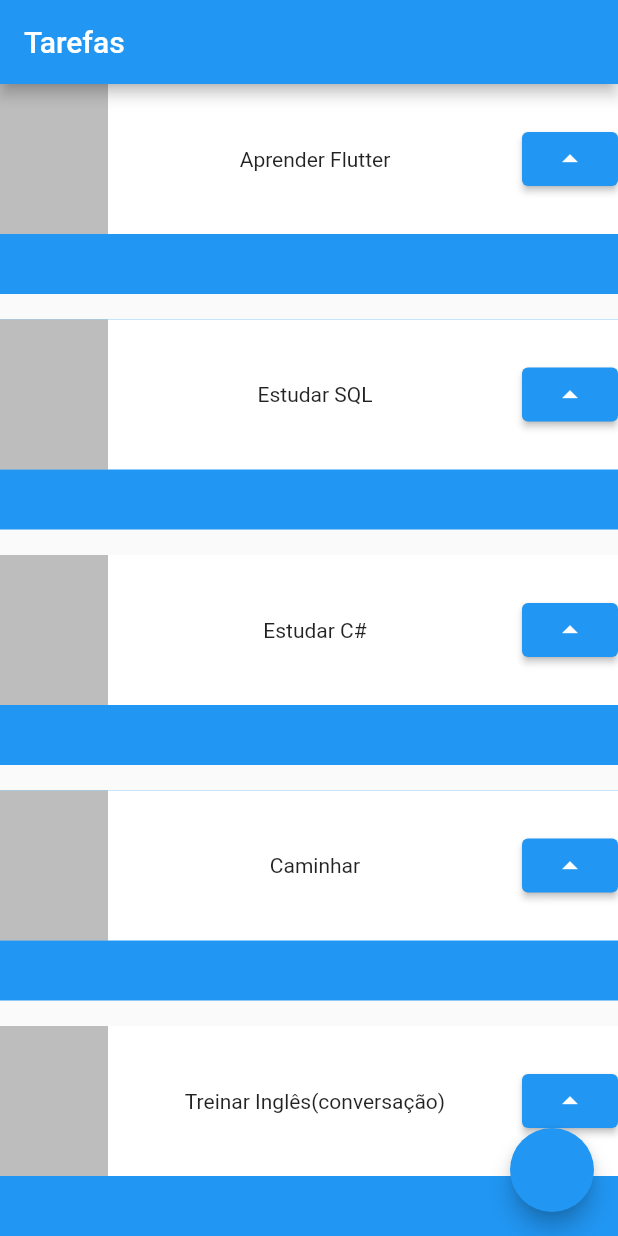
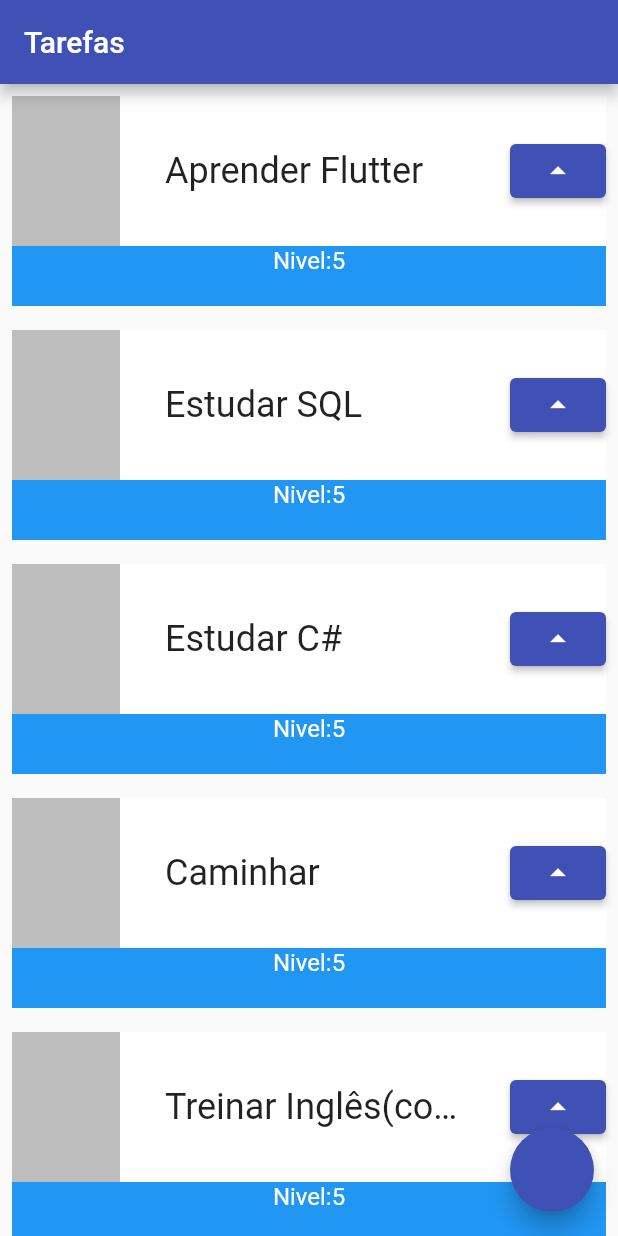
Before and after one commit to mauroPh/meu_primeiro_projeto_em_flutter, a Flutter app: the screen it shows after launch, on a phone screen of 412 x 824 dp. Run offline on Flutter 3.47's test engine with Material 2 defaults, Android fonts, the light colour scheme and no system bars.

Commit message:
Stateless widget,ListView(scroll) e padding

```diff
--- a/lib/main.dart
+++ b/lib/main.dart
@@ -12,16 +12,18 @@ class MyApp extends StatelessWidget {
   Widget build(BuildContext context) {
     return MaterialApp(
       title: 'Flutter Demo',
-      theme: ThemeData(
-        primarySwatch: Colors.blue,
-      ),
+      theme: ThemeData(primarySwatch: Colors.indigo),
       home: Scaffold(
         appBar: AppBar(
           title: Text('Tarefas'),
         ),
-        body: Column(
-          mainAxisAlignment: MainAxisAlignment.spaceBetween,
+        body: ListView(
           children: [
+            Task('Aprender Flutter'),
+            Task('Estudar SQL'),
+            Task('Estudar C#'),
+            Task('Caminhar'),
+            Task('Treinar Inglês(conversação)'),
             Task('Aprender Flutter'),
             Task('Estudar SQL'),
             Task('Estudar C#'),
@@ -34,19 +36,25 @@ class MyApp extends StatelessWidget {
     );
   }
 }
+
 class Task extends StatelessWidget {
-  final String nome ;
-  const Task(this.nome,{Key? key}) : super(key: key);
+  final String nome;
+  const Task(this.nome, {Key? key}) : super(key: key);
 
   @override
   Widget build(BuildContext context) {
-    return  Container(
+    int nivel = 5;
+    return Padding(
+      padding: const EdgeInsets.all(8.0),
+      child: Container(
         child: Stack(
           children: [
             Container(
               color: Colors.blue,
               height: 140,
             ),
+            Column(
+              children: [
                 Container(
                   color: Colors.white,
                   height: 100,
@@ -58,12 +66,32 @@ class Task extends StatelessWidget {
                         width: 72,
                         height: 100,
                       ),
-                    Text(nome),
+                      Container(
+                        width: 200,
+                        child: Text(
+                          nome,
+                          style: TextStyle(
+                              fontSize: 24, overflow: TextOverflow.ellipsis),
+                        ),
+                      ),
                       ElevatedButton(
-                        onPressed: () {}, child: Icon(Icons.arrow_drop_up))
+                          onPressed: () {
+                            nivel++;
+                            print(nivel);
+                          },
+                          child: Icon(Icons.arrow_drop_up))
                     ],
-                )),
+                  ),
+                ),
+                Text(
+                  'Nivel:$nivel',
+                  style: TextStyle(color: Colors.white, fontSize: 16),
+                ),
               ],
-        ));
+            ),
+          ],
+        ),
+      ),
+    );
   }
 }
```
Also changed, not shown: analysis_options.yaml (line endings or trailing spaces), lib/primeira_tela.dart (line endings or trailing spaces), pubspec.yaml (line endings or trailing spaces), 78 other files. Lines whose indentation alone changed are shown as unchanged.
